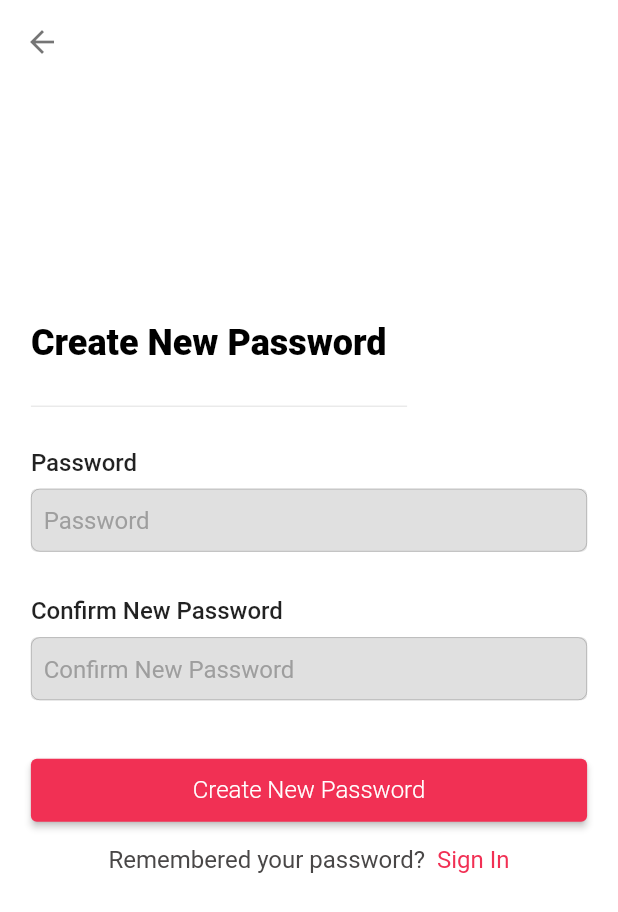
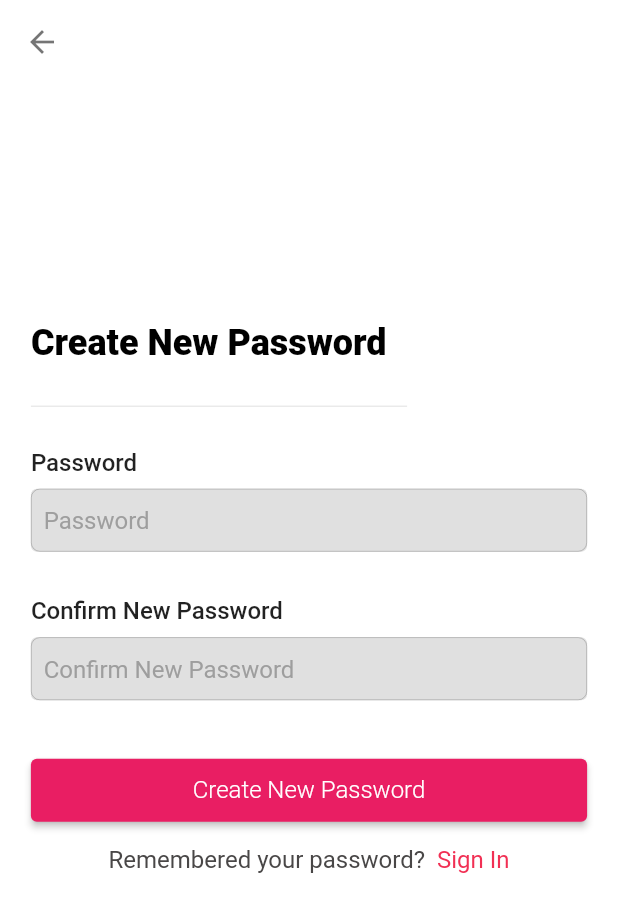
Before and after one commit to Bisecto/Brixmarket, a Flutter app: the CreateNewPassword screen opened by its route, on a phone screen of 412 x 824 dp. Shown: the top 912 px of the screen. Run offline on Flutter 3.47's test engine with Material 2 defaults, Android fonts, the phone set to English and light mode, and no system bars; our stand-ins replace another_xlider, carousel_slider, cloud_firestore, device_info_plus, file_picker, firebase_analytics and 21 more; missing offline and left inert: cross_connectivity, flutter_phone_direct_caller, graphic, restart_app; accounts and stored records are empty; network calls fail; statements that could not run were skipped.

Commit message:
Bug_fixes

```diff
--- a/lib/view/widgets/form_button.dart
+++ b/lib/view/widgets/form_button.dart
@@ -45,8 +45,8 @@ class FormButton extends StatelessWidget {
           style: TextStyle(fontSize: textSize, fontWeight: weight,color: textColor),
         ),
         style: ElevatedButton.styleFrom(
-          backgroundColor: bgColor,
-
+          //backgroundColor: bgColor,
+            onPrimary: bgColor,
             fixedSize: const Size(double.infinity, 48),
           textStyle:  TextStyle(fontSize: 14, fontWeight: FontWeight.w300, color: textColor),
           shape: RoundedRectangleBorder(
```
Also changed, not shown: assets/images/apple_logo.png (added), assets/images/border.png (added), assets/images/houses.png (added), assets/images/phone.jpeg (added), assets/images/playstore_logo.png (added), pubspec.lock.
